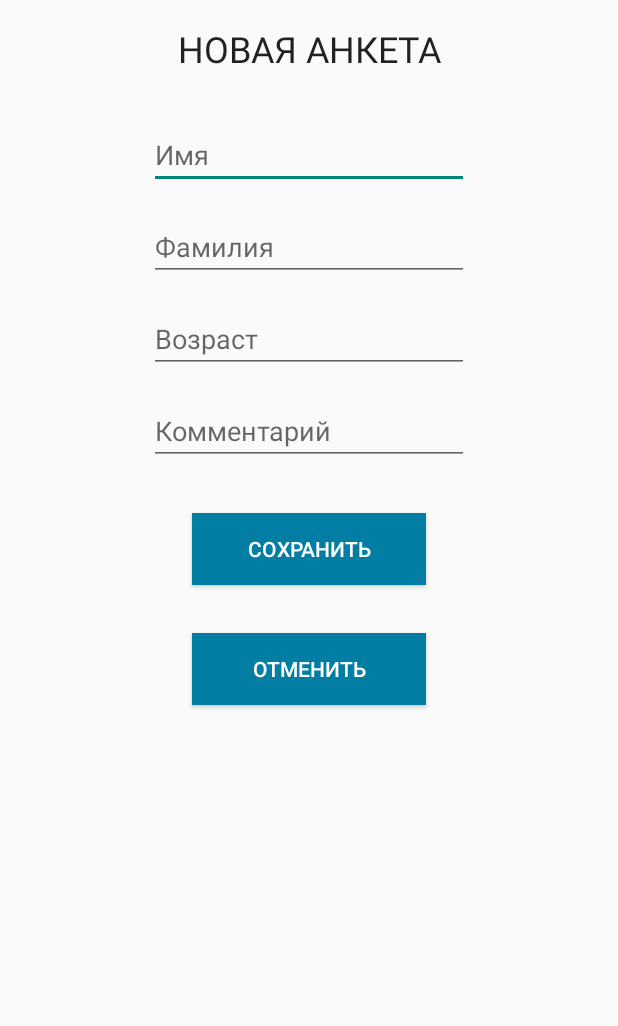
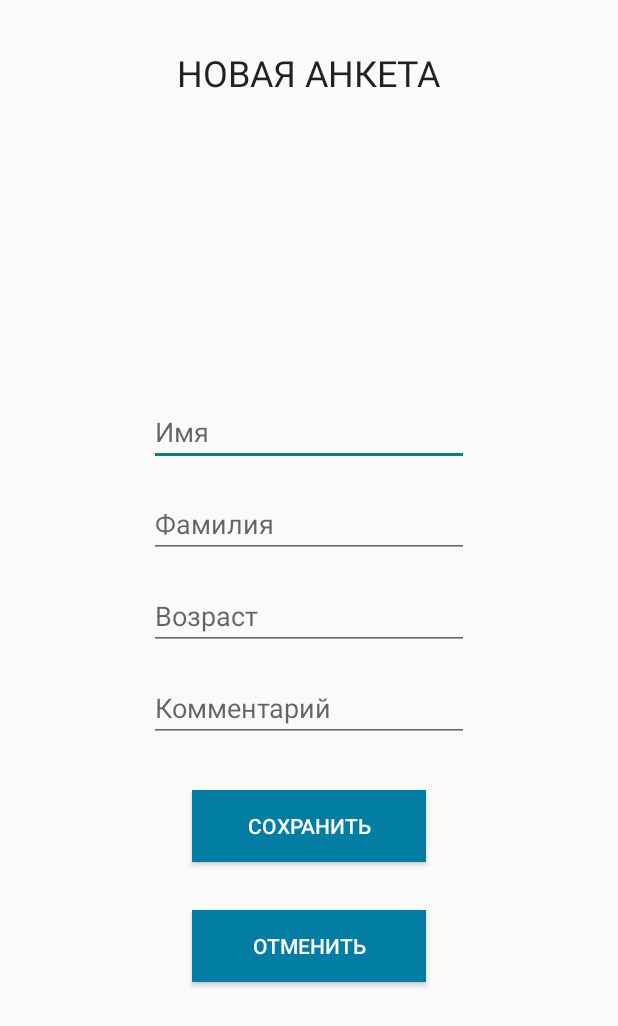
Before and after one commit to NobodyLikesZergs/stethoscope, an Android app: the CreatePersonActivity screen opened directly, with no data from a screen before it, on a phone screen of 412 x 824 dp. Shown: the top 1026 px of the screen. Run offline under Robolectric (Android 15) with nearby library versions, the light colour scheme and no system bars; our stand-ins replace ButterKnife, RxJava.

Commit message:
layout fixes

```diff
--- a/app/src/main/java/edu/phystech/stethoscope/ui/CreatePersonActivity.java
+++ b/app/src/main/java/edu/phystech/stethoscope/ui/CreatePersonActivity.java
@@ -66,7 +66,7 @@ public class CreatePersonActivity extends AppCompatActivity {
     public void onCreate(Bundle savedInstanceState) {
         super.onCreate(savedInstanceState);
         inject();
-        setContentView(R.layout.create_person_activity);
+        setContentView(R.layout.new_person_layout);
         initViews();
     }
 
--- a/app/src/main/res/layout/audios_layout.xml
+++ b/app/src/main/res/layout/audios_layout.xml
@@ -63,6 +63,7 @@
         android:layout_height="40dp"
         android:layout_alignParentBottom="true"
         android:layout_alignParentStart="true"
+        android:layout_marginBottom="24dp"
         android:layout_marginStart="24dp"
         android:scaleType="fitStart"
         android:visibility="gone"
@@ -75,10 +76,11 @@
         android:layout_height="40dp"
         android:layout_alignParentBottom="true"
         android:layout_alignParentEnd="true"
-        android:layout_marginEnd="16dp"
+        android:visibility="gone"
+        android:layout_marginEnd="24dp"
+        android:layout_marginBottom="24dp"
         android:scaleType="fitStart"
         android:id="@+id/trash_button"
-        android:visibility="gone"
         />
     <android.support.design.widget.FloatingActionButton
         android:id="@+id/new_measure"
--- a/app/src/main/res/layout/history_layout.xml
+++ b/app/src/main/res/layout/history_layout.xml
@@ -64,7 +64,7 @@
         android:layout_height="40dp"
         android:layout_alignParentBottom="true"
         android:layout_alignParentStart="true"
-        android:layout_margin="16dp"
+        android:layout_margin="24dp"
         android:scaleType="fitStart"
         android:visibility="gone"
         android:id="@+id/share_button"
@@ -76,7 +76,7 @@
         android:layout_height="40dp"
         android:layout_alignParentBottom="true"
         android:layout_alignParentEnd="true"
-        android:layout_margin="16dp"
+        android:layout_margin="24dp"
         android:scaleType="fitStart"
         android:visibility="gone"
         android:id="@+id/trash_button"
--- /dev/null
+++ b/app/src/main/res/layout/new_person_layout.xml
@@ -0,0 +1,83 @@
+<?xml version="1.0" encoding="utf-8"?>
+<LinearLayout xmlns:android="http://schemas.android.com/apk/res/android"
+    android:orientation="vertical" android:layout_width="match_parent"
+    android:layout_height="match_parent"
+    android:gravity="center">
+
+    <TextView
+        android:text="@string/new_person"
+        android:layout_width="wrap_content"
+        android:layout_margin="32dp"
+        android:layout_height="wrap_content"
+        android:id="@+id/textView2"
+        android:textColor="?android:attr/textColorPrimary"
+        android:textAllCaps="true"
+        android:textSize="24sp"
+        />
+
+    <LinearLayout
+        android:layout_width="match_parent"
+        android:layout_height="match_parent"
+        android:gravity="center"
+        android:orientation="vertical"
+        >
+        <EditText
+            android:layout_width="wrap_content"
+            android:layout_height="wrap_content"
+            android:inputType="textPersonName"
+            android:ems="10"
+            android:id="@+id/name_field"
+            android:hint="Имя"
+            />
+
+        <EditText
+            android:layout_width="wrap_content"
+            android:layout_height="wrap_content"
+            android:inputType="textPersonName"
+            android:ems="10"
+            android:id="@+id/last_name_field"
+            android:layout_marginTop="16dp"
+            android:hint="Фамилия"
+            />
+
+        <EditText
+            android:layout_width="wrap_content"
+            android:layout_height="wrap_content"
+            android:inputType="number"
+            android:ems="10"
+            android:id="@+id/age_field"
+            android:layout_marginTop="16dp"
+            android:hint="Возраст"
+            />
+
+        <EditText
+            android:layout_width="wrap_content"
+            android:layout_height="wrap_content"
+            android:inputType="textPersonName"
+            android:ems="10"
+            android:id="@+id/comment_field"
+            android:layout_marginTop="16dp"
+            android:hint="Комментарий"
+            />
+
+
+        <Button
+            android:text="Сохранить"
+            android:layout_width="156dp"
+            android:layout_height="wrap_content"
+            android:id="@+id/save_button"
+            android:layout_marginTop="32dp"
+            android:background="@color/button_color"
+            android:textColor="@color/white_color" />
+
+        <Button
+            android:text="Отменить"
+            android:layout_width="156dp"
+            android:layout_height="wrap_content"
+            android:id="@+id/cancel_button"
+            android:layout_marginTop="32dp"
+            android:background="@color/button_color"
+            android:textColor="@color/white_color" />
+    </LinearLayout>
+
+</LinearLayout>
```
